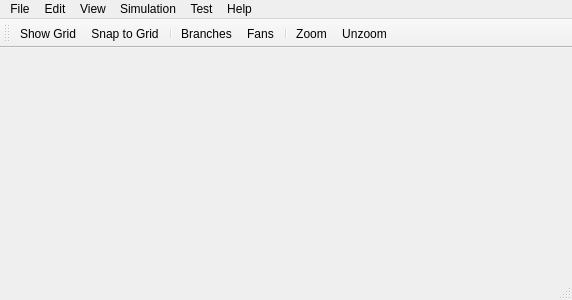
Before: the Qt Designer form dpss/src/ds/mainwindow.ui in ArsMasiuk/DPSE, drawn with Qt 5.
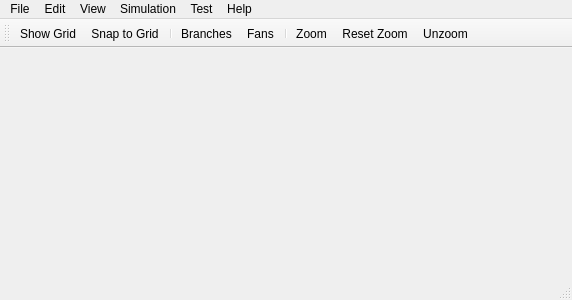
After: the same form once the commit is applied. Icons and pictures are not drawn.

The edit to the form file:
```diff
--- a/dpss/src/ds/mainwindow.ui
+++ b/dpss/src/ds/mainwindow.ui
@@ -94,6 +94,7 @@
    <addaction name="actionFans"/>
    <addaction name="separator"/>
    <addaction name="actionZoom"/>
+   <addaction name="actionResetZoom"/>
    <addaction name="actionUnzoom"/>
   </widget>
   <widget class="QStatusBar" name="statusBar"/>
@@ -291,6 +292,14 @@
     <string>About...</string>
    </property>
   </action>
+  <action name="actionResetZoom">
+   <property name="text">
+    <string>Reset Zoom</string>
+   </property>
+   <property name="toolTip">
+    <string>Reset zoom to 100%</string>
+   </property>
+  </action>
  </widget>
  <layoutdefault spacing="6" margin="11"/>
  <resources>
```
